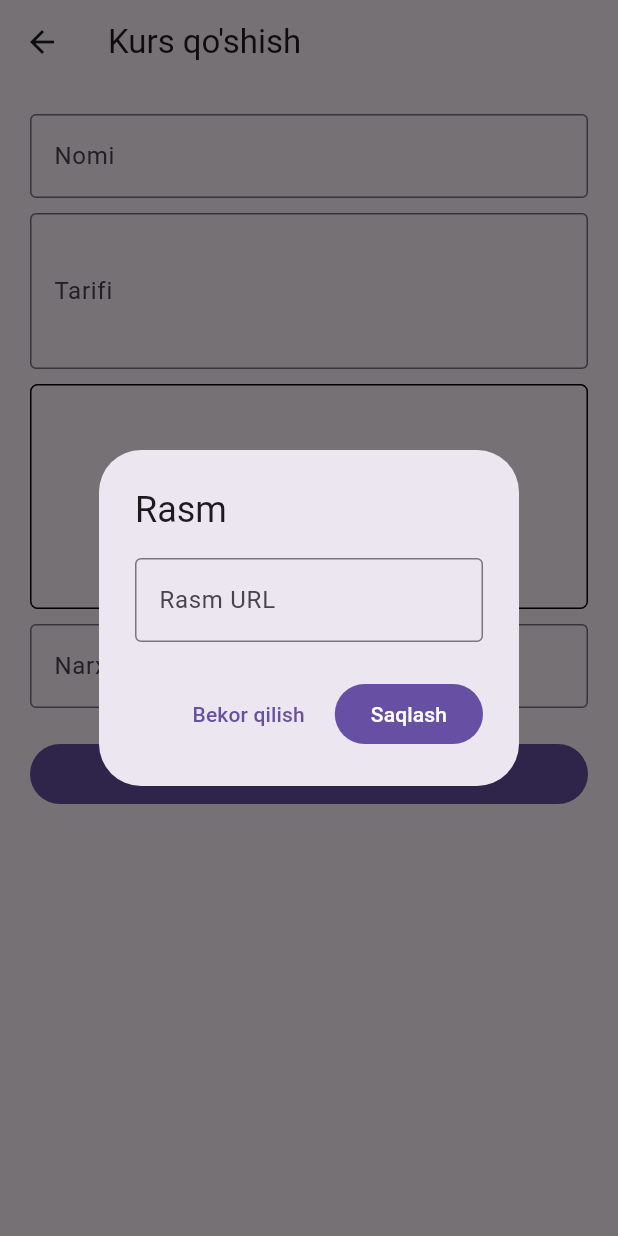
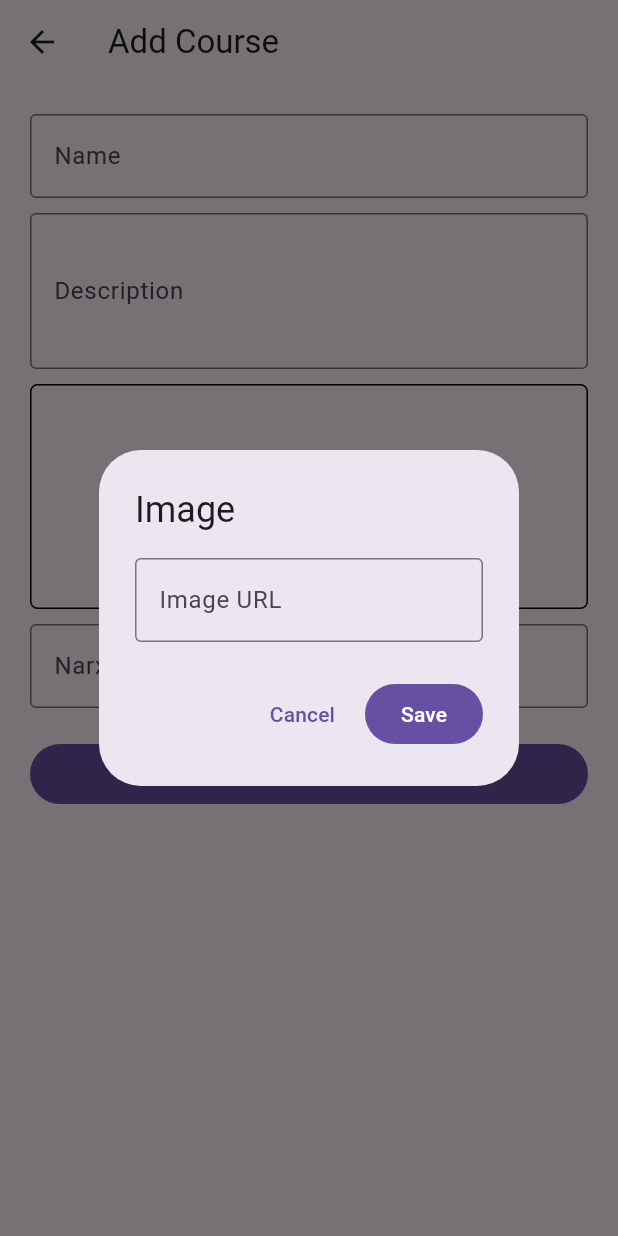
Before and after one commit to Abrorov-javohir/online_course, a Flutter app: the AddCourseScreen screen opened by its route, after a tap on "Rasm qo'shing", on a phone screen of 412 x 824 dp. Run offline on Flutter 3.47's test engine with Material 3 defaults, Android fonts, the phone set to English and light mode, and no system bars; our stand-ins replace youtube_player_flutter; network calls fail.

Commit message:
changed some function

```diff
--- a/lib/models/lesson.dart
+++ b/lib/models/lesson.dart
@@ -5,7 +5,7 @@ class Lesson {
   String title;
   String description;
   String videoUrl;
-  List<Quiz> quizes;
+  List<Test> quizes;
   String courseId;
 
   Lesson({
--- a/lib/view_models/quize_viewmodel.dart
+++ b/lib/view_models/quize_viewmodel.dart
@@ -2,9 +2,9 @@
 import 'package:flutter_application_1/models/quiz.dart';
 
 class QuizesViewmodel {
-  List<Quiz> _list = [];
+  List<Test> _list = [];
 
-  List<Quiz> get list {
+  List<Test> get list {
     return [..._list];
   }
 }
--- a/lib/views/courses/add_course_screen.dart
+++ b/lib/views/courses/add_course_screen.dart
@@ -41,7 +41,7 @@ class _AddCourseScreenState extends State<AddCourseScreen> {
   Widget build(BuildContext context) {
     return Scaffold(
       appBar: AppBar(
-        title: const Text("Kurs qo'shish"),
+        title: const Text("Add Course"),
       ),
       body: Form(
         key: formKey,
@@ -51,11 +51,11 @@ class _AddCourseScreenState extends State<AddCourseScreen> {
             TextFormField(
               decoration: const InputDecoration(
                 border: OutlineInputBorder(),
-                labelText: "Nomi",
+                labelText: "Name",
               ),
               validator: (value) {
                 if (value == null || value.trim().isEmpty) {
-                  return "Iltimos kurs nomini kiriting";
+                  return "Please enter name";
                 }
 
                 return null;
@@ -68,13 +68,13 @@ class _AddCourseScreenState extends State<AddCourseScreen> {
             TextFormField(
               decoration: const InputDecoration(
                 border: OutlineInputBorder(),
-                labelText: "Tarifi",
+                labelText: "Description",
               ),
               minLines: 3,
               maxLines: 5,
               validator: (value) {
                 if (value == null || value.trim().isEmpty) {
-                  return "Iltimos tarifi nomini kiriting";
+                  return "PLease enter description";
                 }
 
                 return null;
@@ -90,12 +90,12 @@ class _AddCourseScreenState extends State<AddCourseScreen> {
                   context: context,
                   builder: (ctx) {
                     return AlertDialog(
-                      title: const Text("Rasm"),
+                      title: const Text("Image"),
                       content: TextField(
                         controller: imageController,
                         decoration: const InputDecoration(
                           border: OutlineInputBorder(),
-                          labelText: "Rasm URL",
+                          labelText: "Image URL",
                         ),
                       ),
                       actions: [
@@ -103,13 +103,13 @@ class _AddCourseScreenState extends State<AddCourseScreen> {
                           onPressed: () {
                             Navigator.pop(context);
                           },
-                          child: const Text("Bekor qilish"),
+                          child: const Text("Cancel"),
                         ),
                         FilledButton(
                           onPressed: () {
                             Navigator.pop(context, imageController.text);
                           },
-                          child: const Text("Saqlash"),
+                          child: const Text("Save"),
                         ),
                       ],
                     );
```
Also changed, not shown: lib/models/quiz.dart (+7 -9 lines), lib/views/courses/add_test.dart (added, +22 -0 lines), lib/views/main_screen.dart (+49 -12 lines), lib/views/screens/test_screen.dart (added, +81 -0 lines).
